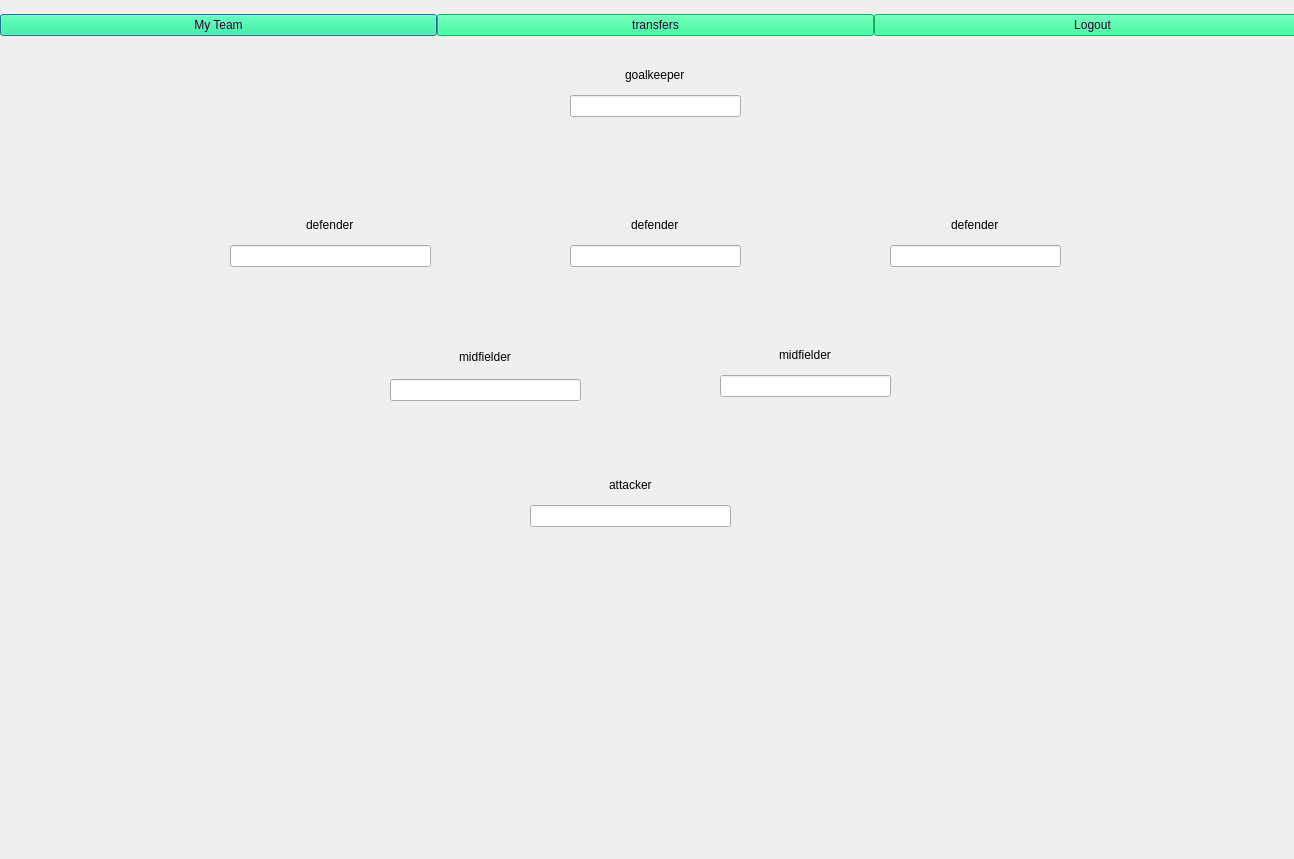
Above: myteam.ui from bolesawny7/FootballFantasy before the change. Below: the same form after it.
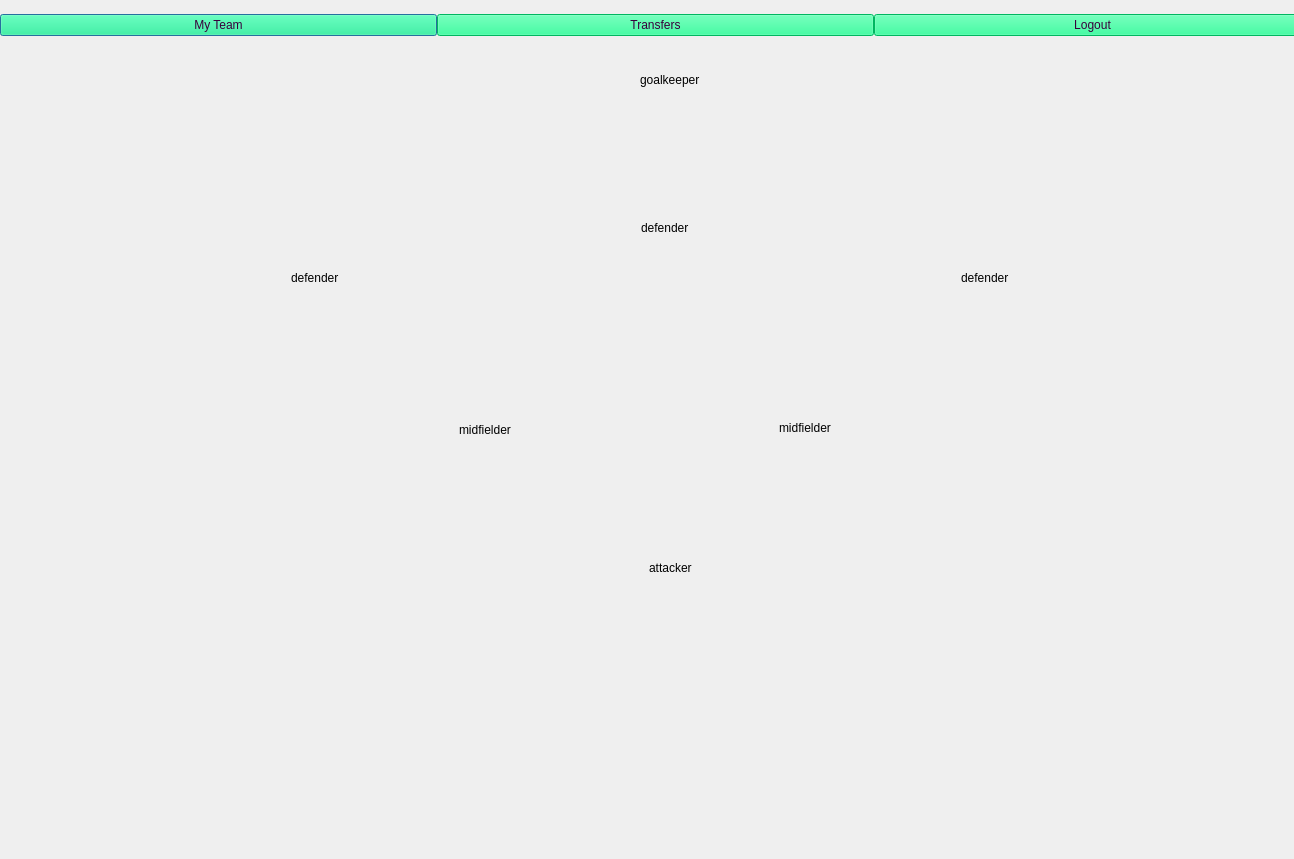
That is the form after the change. Icons and pictures are not drawn.

Patch:
```diff
--- a/myteam.ui
+++ b/myteam.ui
@@ -56,7 +56,7 @@
 border-radius-top: 20px;</string>
       </property>
       <property name="text">
-       <string>transfers</string>
+       <string>Transfers</string>
       </property>
      </widget>
     </item>
@@ -78,10 +78,10 @@
   <widget class="QWidget" name="formLayoutWidget">
    <property name="geometry">
     <rect>
-     <x>570</x>
+     <x>580</x>
      <y>60</y>
-     <width>171</width>
-     <height>57</height>
+     <width>181</width>
+     <height>61</height>
     </rect>
    </property>
    <layout class="QVBoxLayout" name="verticalLayout">
@@ -93,7 +93,19 @@
      </widget>
     </item>
     <item>
-     <widget class="QLineEdit" name="pl0"/>
+     <widget class="QLineEdit" name="pl0">
+      <property name="styleSheet">
+       <string notr="true"> text-align: center; 	
+	color: rgb(0, 0, 0);
+	border:none;
+	background-color: rgba(0, 0, 0, 0);
+font-weight: bold;
+</string>
+      </property>
+      <property name="alignment">
+       <set>Qt::AlignCenter</set>
+      </property>
+     </widget>
     </item>
    </layout>
   </widget>
@@ -102,7 +114,7 @@
     <rect>
      <x>570</x>
      <y>210</y>
-     <width>171</width>
+     <width>191</width>
      <height>57</height>
     </rect>
    </property>
@@ -115,7 +127,19 @@
      </widget>
     </item>
     <item>
-     <widget class="QLineEdit" name="pl2"/>
+     <widget class="QLineEdit" name="pl2">
+      <property name="styleSheet">
+       <string notr="true"> text-align: center; 	
+	color: rgb(0, 0, 0);
+	border:none;
+	background-color: rgba(0, 0, 0, 0);
+font-weight: bold;
+</string>
+      </property>
+      <property name="alignment">
+       <set>Qt::AlignCenter</set>
+      </property>
+     </widget>
     </item>
    </layout>
   </widget>
@@ -123,8 +147,8 @@
    <property name="geometry">
     <rect>
      <x>890</x>
-     <y>210</y>
-     <width>171</width>
+     <y>260</y>
+     <width>191</width>
      <height>57</height>
     </rect>
    </property>
@@ -137,7 +161,19 @@
      </widget>
     </item>
     <item>
-     <widget class="QLineEdit" name="pl3"/>
+     <widget class="QLineEdit" name="pl3">
+      <property name="styleSheet">
+       <string notr="true"> text-align: center; 	
+	color: rgb(0, 0, 0);
+	border:none;
+	background-color: rgba(0, 0, 0, 0);
+font-weight: bold;
+</string>
+      </property>
+      <property name="alignment">
+       <set>Qt::AlignCenter</set>
+      </property>
+     </widget>
     </item>
    </layout>
   </widget>
@@ -145,7 +181,7 @@
    <property name="geometry">
     <rect>
      <x>720</x>
-     <y>340</y>
+     <y>410</y>
      <width>171</width>
      <height>57</height>
     </rect>
@@ -159,7 +195,20 @@
      </widget>
     </item>
     <item>
-     <widget class="QLineEdit" name="pl5"/>
+     <widget class="QLineEdit" name="pl5">
+      <property name="styleSheet">
+       <string notr="true"> text-align: center; 	
+	color: rgb(0, 0, 0);
+	border:none;
+	background-color: rgba(0, 0, 0, 0);
+font-weight: bold;
+
+</string>
+      </property>
+      <property name="alignment">
+       <set>Qt::AlignCenter</set>
+      </property>
+     </widget>
     </item>
    </layout>
   </widget>
@@ -167,7 +216,7 @@
    <property name="geometry">
     <rect>
      <x>390</x>
-     <y>340</y>
+     <y>410</y>
      <width>191</width>
      <height>61</height>
     </rect>
@@ -181,15 +230,27 @@
      </widget>
     </item>
     <item>
-     <widget class="QLineEdit" name="pl4"/>
+     <widget class="QLineEdit" name="pl4">
+      <property name="styleSheet">
+       <string notr="true"> text-align: center; 	
+	color: rgb(0, 0, 0);
+	border:none;
+	background-color: rgba(0, 0, 0, 0);
+font-weight: bold;
+</string>
+      </property>
+      <property name="alignment">
+       <set>Qt::AlignCenter</set>
+      </property>
+     </widget>
     </item>
    </layout>
   </widget>
   <widget class="QWidget" name="formLayoutWidget_7">
    <property name="geometry">
     <rect>
-     <x>530</x>
-     <y>470</y>
+     <x>570</x>
+     <y>550</y>
      <width>201</width>
      <height>57</height>
     </rect>
@@ -203,16 +264,28 @@
      </widget>
     </item>
     <item>
-     <widget class="QLineEdit" name="pl6"/>
+     <widget class="QLineEdit" name="pl6">
+      <property name="styleSheet">
+       <string notr="true"> text-align: center; 	
+	color: rgb(0, 0, 0);
+	border:none;
+	background-color: rgba(0, 0, 0, 0);
+font-weight: bold;
+</string>
+      </property>
+      <property name="alignment">
+       <set>Qt::AlignCenter</set>
+      </property>
+     </widget>
     </item>
    </layout>
   </widget>
   <widget class="QWidget" name="formLayoutWidget_2">
    <property name="geometry">
     <rect>
-     <x>230</x>
-     <y>210</y>
-     <width>201</width>
+     <x>220</x>
+     <y>260</y>
+     <width>191</width>
      <height>57</height>
     </rect>
    </property>
@@ -225,7 +298,19 @@
      </widget>
     </item>
     <item>
-     <widget class="QLineEdit" name="pl1"/>
+     <widget class="QLineEdit" name="pl1">
+      <property name="styleSheet">
+       <string notr="true">font-weight: bold;	
+ text-align: center; 	
+	color: rgb(0, 0, 0);
+	border:none;
+	background-color: rgba(0, 0, 0, 0);
+</string>
+      </property>
+      <property name="alignment">
+       <set>Qt::AlignCenter</set>
+      </property>
+     </widget>
     </item>
    </layout>
   </widget>
```
